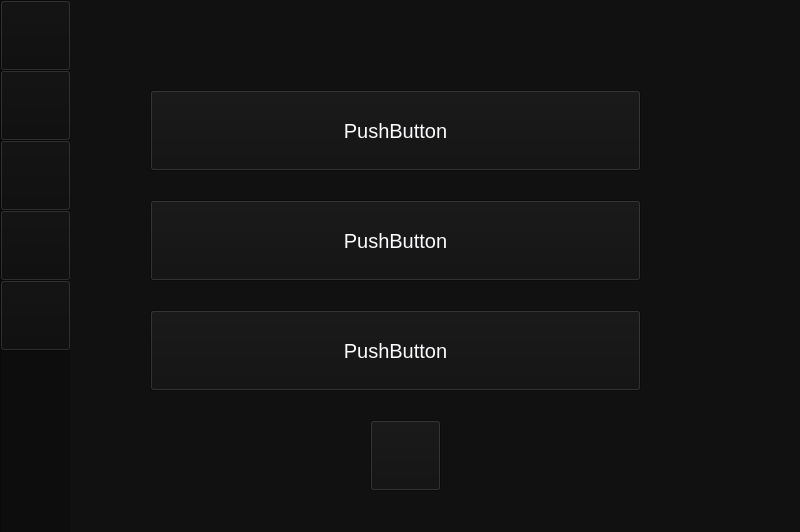
Old version of the form KitchenAppGUI.ui in the repository ybharatu/KitchenAssistant.
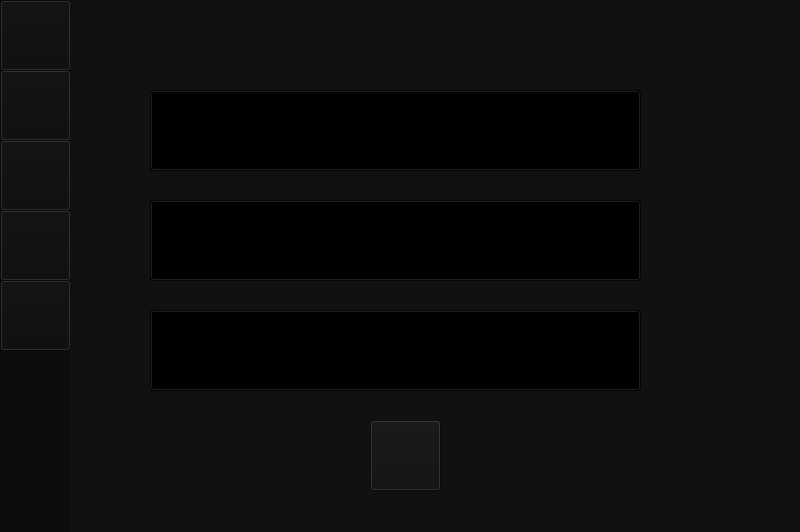
New version of the form. The open tabs and pages were chosen to show the change. Icons and pictures are not drawn.

Commit message: Fixed word wrapping in buttons, labels, and list items

Patch:
```diff
--- a/KitchenAppGUI.ui
+++ b/KitchenAppGUI.ui
@@ -597,14 +597,14 @@
       </property>
       <property name="font">
        <font>
-        <pointsize>15</pointsize>
+        <pointsize>13</pointsize>
        </font>
       </property>
       <property name="styleSheet">
-       <string notr="true">color:rgb(254, 252, 255)</string>
+       <string notr="true">background-color:rgba(0,0,0,100)</string>
       </property>
       <property name="text">
-       <string>PushButton</string>
+       <string/>
       </property>
      </widget>
      <widget class="QPushButton" name="recipe2Button">
@@ -622,10 +622,10 @@
        </font>
       </property>
       <property name="styleSheet">
-       <string notr="true">color:rgb(254, 252, 255)</string>
+       <string notr="true">background-color:rgba(0,0,0,100)</string>
       </property>
       <property name="text">
-       <string>PushButton</string>
+       <string/>
       </property>
      </widget>
      <widget class="QPushButton" name="recipe3Button">
@@ -643,12 +643,100 @@
        </font>
       </property>
       <property name="styleSheet">
-       <string notr="true">color:rgb(254, 252, 255)</string>
+       <string notr="true">background-color:rgba(0, 0, 0,100)</string>
       </property>
       <property name="text">
-       <string>PushButton</string>
+       <string/>
       </property>
      </widget>
+     <widget class="QLabel" name="recipe1Label">
+      <property name="geometry">
+       <rect>
+        <x>90</x>
+        <y>100</y>
+        <width>461</width>
+        <height>51</height>
+       </rect>
+      </property>
+      <property name="font">
+       <font>
+        <pointsize>15</pointsize>
+       </font>
+      </property>
+      <property name="styleSheet">
+       <string notr="true">color: rgb(255,255,255)</string>
+      </property>
+      <property name="text">
+       <string>Recipe 1</string>
+      </property>
+      <property name="alignment">
+       <set>Qt::AlignCenter</set>
+      </property>
+      <property name="wordWrap">
+       <bool>true</bool>
+      </property>
+     </widget>
+     <widget class="QLabel" name="recipe2Label">
+      <property name="geometry">
+       <rect>
+        <x>90</x>
+        <y>210</y>
+        <width>461</width>
+        <height>51</height>
+       </rect>
+      </property>
+      <property name="font">
+       <font>
+        <pointsize>15</pointsize>
+       </font>
+      </property>
+      <property name="styleSheet">
+       <string notr="true">color: rgb(255,255,255)</string>
+      </property>
+      <property name="text">
+       <string>Recipe 2</string>
+      </property>
+      <property name="alignment">
+       <set>Qt::AlignCenter</set>
+      </property>
+      <property name="wordWrap">
+       <bool>true</bool>
+      </property>
+     </widget>
+     <widget class="QLabel" name="recipe3Label">
+      <property name="geometry">
+       <rect>
+        <x>90</x>
+        <y>320</y>
+        <width>461</width>
+        <height>51</height>
+       </rect>
+      </property>
+      <property name="font">
+       <font>
+        <pointsize>15</pointsize>
+       </font>
+      </property>
+      <property name="styleSheet">
+       <string notr="true">color: rgb(255,255,255)</string>
+      </property>
+      <property name="text">
+       <string>Recipe 3</string>
+      </property>
+      <property name="alignment">
+       <set>Qt::AlignCenter</set>
+      </property>
+      <property name="wordWrap">
+       <bool>true</bool>
+      </property>
+     </widget>
+     <zorder>recipe3Label</zorder>
+     <zorder>recipe2Label</zorder>
+     <zorder>refreshButton</zorder>
+     <zorder>recipe2Button</zorder>
+     <zorder>recipe3Button</zorder>
+     <zorder>recipe1Label</zorder>
+     <zorder>recipe1Button</zorder>
     </widget>
     <widget class="QWidget" name="recipeViewPage">
      <widget class="QLabel" name="recipeNameLabel">
```
Left out of the diff: 25 changed lines with no effect on the pictures. The commit also changes 3 other files.
